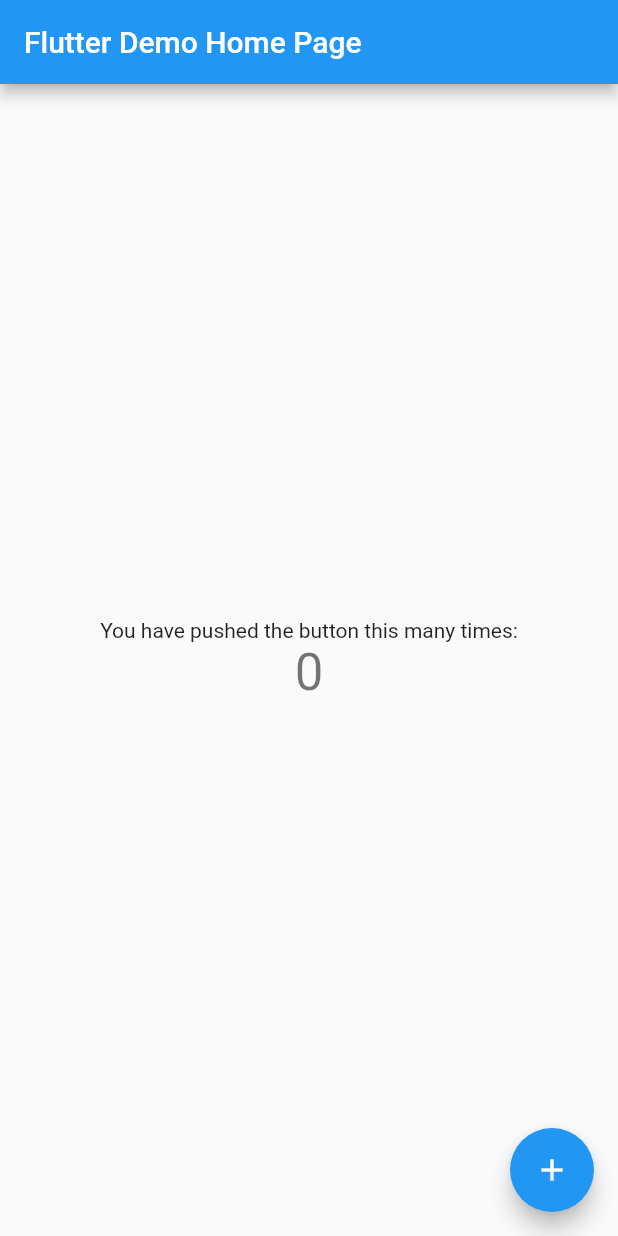
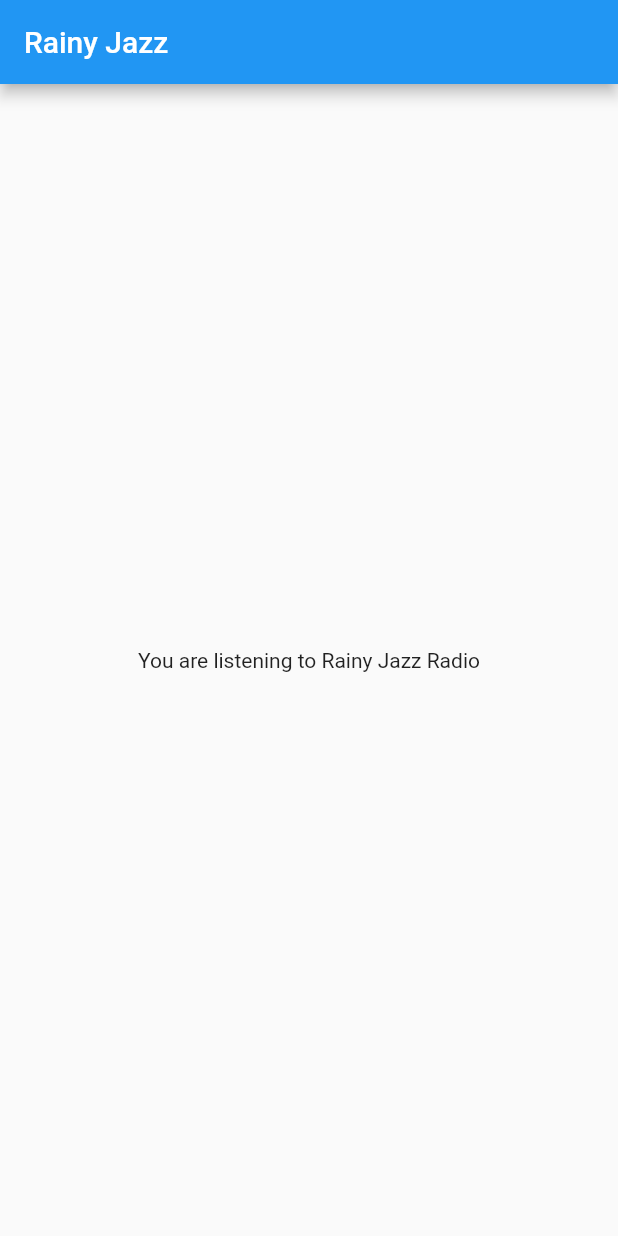
Before and after one commit to alexeysmorkalov/RainyJazzRadio, a Flutter app: the screen it shows after launch, on a phone screen of 412 x 824 dp. Run offline on Flutter 3.47's test engine with Material 2 defaults, Android fonts, the phone set to English and light mode, and no system bars.

Commit message:
setup basic project https://github.com/alexeysmorkalov/RainyJazzRadio/projects/1#card-18931041

```diff
--- /dev/null
+++ b/rainy_jazz_radio/lib/App/app.dart
@@ -0,0 +1,25 @@
+import 'package:flutter/material.dart';
+import 'package:rainy_jazz_radio/Pages/main_page.dart';
+
+class App extends StatelessWidget {
+  // This widget is the root of your application.
+  @override
+  Widget build(BuildContext context) {
+    return MaterialApp(
+      title: 'Rainy Jazz Radio',
+      theme: ThemeData(
+        // This is the theme of your application.
+        //
+        // Try running your application with "flutter run". You'll see the
+        // application has a blue toolbar. Then, without quitting the app, try
+        // changing the primarySwatch below to Colors.green and then invoke
+        // "hot reload" (press "r" in the console where you ran "flutter run",
+        // or simply save your changes to "hot reload" in a Flutter IDE).
+        // Notice that the counter didn't reset back to zero; the application
+        // is not restarted.
+        primarySwatch: Colors.blue,
+      ),
+      home: MainPage(),
+    );
+  }
+}
--- /dev/null
+++ b/rainy_jazz_radio/lib/Pages/main_page.dart
@@ -0,0 +1,24 @@
+import 'package:flutter/material.dart';
+
+class MainPage extends StatelessWidget {
+  MainPage({Key key}) : super(key: key);
+
+  @override
+  Widget build(BuildContext context) {
+    return Scaffold(
+      appBar: AppBar(
+        title: Text('Rainy Jazz'),
+      ),
+      body: Center(
+        child: Column(
+          mainAxisAlignment: MainAxisAlignment.center,
+          children: <Widget>[
+            Text(
+              'You are listening to Rainy Jazz Radio',
+            ),
+          ],
+        ),
+      ),
+    );
+  }
+}
--- a/rainy_jazz_radio/lib/main.dart
+++ b/rainy_jazz_radio/lib/main.dart
@@ -1,111 +1,4 @@
 import 'package:flutter/material.dart';
+import 'package:rainy_jazz_radio/App/app.dart';
 
-void main() => runApp(MyApp());
-
-class MyApp extends StatelessWidget {
-  // This widget is the root of your application.
-  @override
-  Widget build(BuildContext context) {
-    return MaterialApp(
-      title: 'Flutter Demo',
-      theme: ThemeData(
-        // This is the theme of your application.
-        //
-        // Try running your application with "flutter run". You'll see the
-        // application has a blue toolbar. Then, without quitting the app, try
-        // changing the primarySwatch below to Colors.green and then invoke
-        // "hot reload" (press "r" in the console where you ran "flutter run",
-        // or simply save your changes to "hot reload" in a Flutter IDE).
-        // Notice that the counter didn't reset back to zero; the application
-        // is not restarted.
-        primarySwatch: Colors.blue,
-      ),
-      home: MyHomePage(title: 'Flutter Demo Home Page'),
-    );
-  }
-}
-
-class MyHomePage extends StatefulWidget {
-  MyHomePage({Key key, this.title}) : super(key: key);
-
-  // This widget is the home page of your application. It is stateful, meaning
-  // that it has a State object (defined below) that contains fields that affect
-  // how it looks.
-
-  // This class is the configuration for the state. It holds the values (in this
-  // case the title) provided by the parent (in this case the App widget) and
-  // used by the build method of the State. Fields in a Widget subclass are
-  // always marked "final".
-
-  final String title;
-
-  @override
-  _MyHomePageState createState() => _MyHomePageState();
-}
-
-class _MyHomePageState extends State<MyHomePage> {
-  int _counter = 0;
-
-  void _incrementCounter() {
-    setState(() {
-      // This call to setState tells the Flutter framework that something has
-      // changed in this State, which causes it to rerun the build method below
-      // so that the display can reflect the updated values. If we changed
-      // _counter without calling setState(), then the build method would not be
-      // called again, and so nothing would appear to happen.
-      _counter++;
-    });
-  }
-
-  @override
-  Widget build(BuildContext context) {
-    // This method is rerun every time setState is called, for instance as done
-    // by the _incrementCounter method above.
-    //
-    // The Flutter framework has been optimized to make rerunning build methods
-    // fast, so that you can just rebuild anything that needs updating rather
-    // than having to individually change instances of widgets.
-    return Scaffold(
-      appBar: AppBar(
-        // Here we take the value from the MyHomePage object that was created by
-        // the App.build method, and use it to set our appbar title.
-        title: Text(widget.title),
-      ),
-      body: Center(
-        // Center is a layout widget. It takes a single child and positions it
-        // in the middle of the parent.
-        child: Column(
-          // Column is also layout widget. It takes a list of children and
-          // arranges them vertically. By default, it sizes itself to fit its
-          // children horizontally, and tries to be as tall as its parent.
-          //
-          // Invoke "debug painting" (press "p" in the console, choose the
-          // "Toggle Debug Paint" action from the Flutter Inspector in Android
-          // Studio, or the "Toggle Debug Paint" command in Visual Studio Code)
-          // to see the wireframe for each widget.
-          //
-          // Column has various properties to control how it sizes itself and
-          // how it positions its children. Here we use mainAxisAlignment to
-          // center the children vertically; the main axis here is the vertical
-          // axis because Columns are vertical (the cross axis would be
-          // horizontal).
-          mainAxisAlignment: MainAxisAlignment.center,
-          children: <Widget>[
-            Text(
-              'You have pushed the button this many times:',
-            ),
-            Text(
-              '$_counter',
-              style: Theme.of(context).textTheme.display1,
-            ),
-          ],
-        ),
-      ),
-      floatingActionButton: FloatingActionButton(
-        onPressed: _incrementCounter,
-        tooltip: 'Increment',
-        child: Icon(Icons.add),
-      ), // This trailing comma makes auto-formatting nicer for build methods.
-    );
-  }
-}
+void main() => runApp(App());
```
Also changed, not shown: 1 other file.
